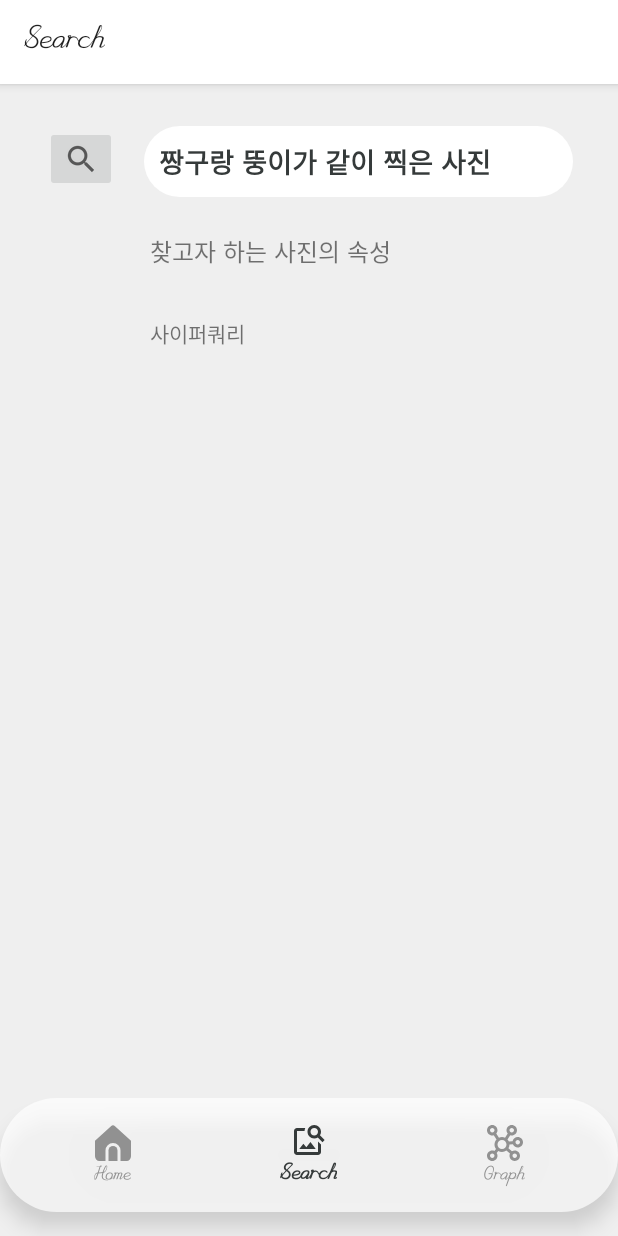
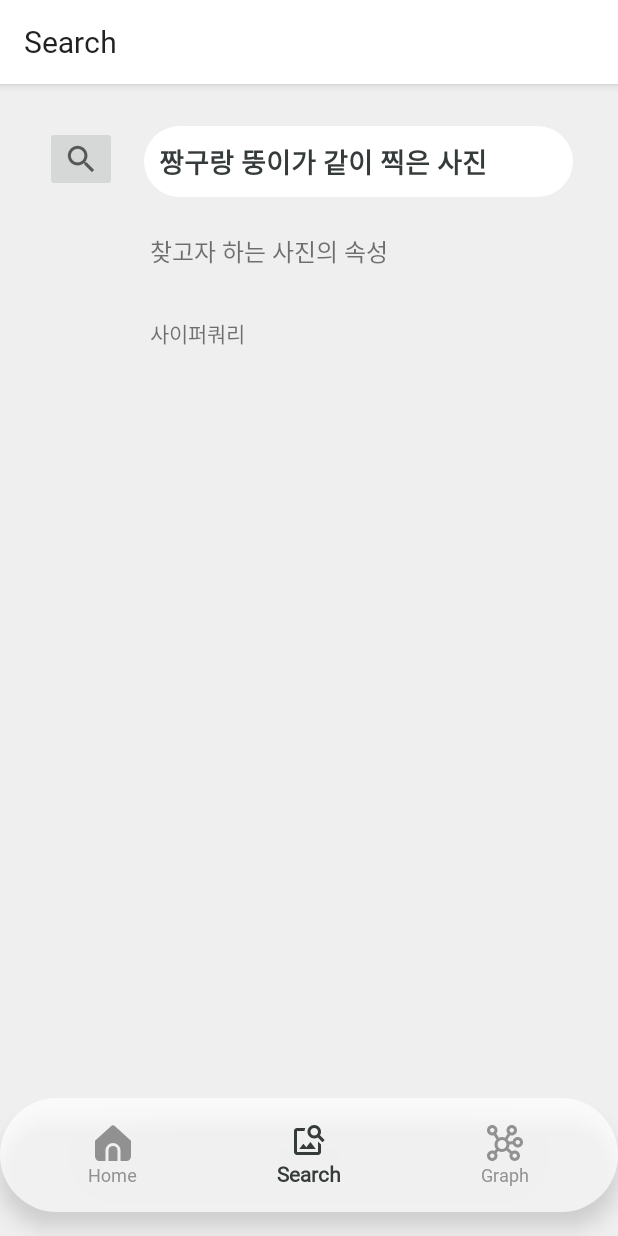
Before and after one commit to GoldenApple-Hwang/MetaSearch_Android, an Android app: the screen it shows after launch (MainActivity), item 2 of the bottom bar chosen, on a phone screen of 412 x 824 dp. Run offline under Robolectric (Android 15) with nearby library versions, the light colour scheme and no system bars; our stand-ins replace CircleImageView, navigation-ui; libraries missing offline, so code that uses them is left out: org.neo4j.driver; plain views replace SpinKitView; pictures from the network do not load; 1 statement that could not run was skipped.

Commit message:
test: 폰트 변경

```diff
--- a/app/src/main/res/values/themes.xml
+++ b/app/src/main/res/values/themes.xml
@@ -6,7 +6,7 @@
 <!--        <item name="colorPrimaryVariant">@color/grey</item>-->
 <!--        <item name="colorOnPrimary">@color/white</item>-->
         <item name="colorPrimary">@color/white</item>
-        <item name="colorPrimaryVariant">@color/light_brown</item>
+        <item name="colorPrimaryVariant">@color/blue_grey</item>
         <item name="colorOnPrimary">@color/white</item>
         <!-- Secondary brand color. -->
         <item name="colorSecondary">@color/teal_200</item>
@@ -16,6 +16,6 @@
         <item name="android:statusBarColor">@color/grey</item>
         <!-- Customize your theme here. -->
 
-        <item name="android:fontFamily">@font/continuous</item>
+        <item name="android:fontFamily">@font/godic</item>
     </style>
 </resources>
```
Also changed, not shown: 1 other file.
